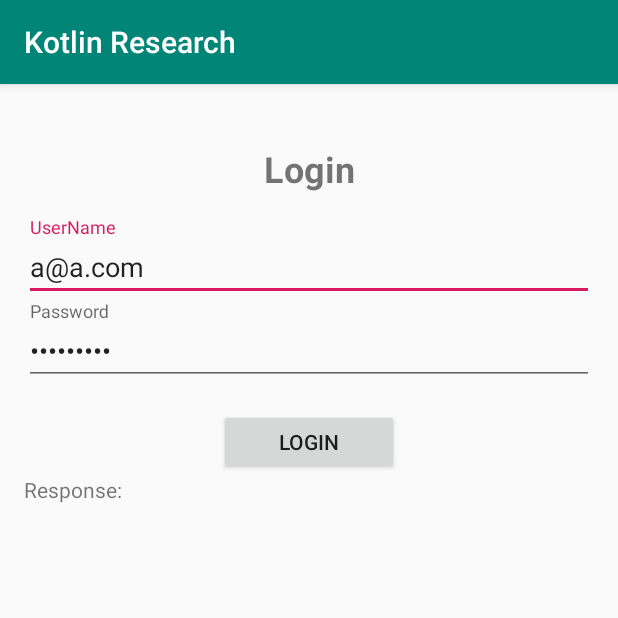
After one commit to vannguyen91/Kotlin_VanNguyen, an Android app: the RequestAPIActivity screen opened directly, with no data from a screen before it, on a phone screen of 412 x 824 dp, the top half of it. The commit adds this screen. Run offline under Robolectric (Android 15) with nearby library versions, the phone set to English and light mode, and no system bars.

Commit message:
request api activity

```diff
--- a/app/build.gradle
+++ b/app/build.gradle
@@ -29,4 +29,6 @@ dependencies {
     implementation 'androidx.core:core-ktx:1.0.2'
     implementation 'androidx.constraintlayout:constraintlayout:1.1.3'
     implementation "androidx.recyclerview:recyclerview:1.1.0"
+
+    implementation 'com.google.android.material:material:1.1.0'
 }
--- a/app/src/main/AndroidManifest.xml
+++ b/app/src/main/AndroidManifest.xml
@@ -9,7 +9,8 @@
         android:roundIcon="@mipmap/ic_launcher_round"
         android:supportsRtl="true"
         android:theme="@style/AppTheme">
-        <activity android:name=".activity.MainActivity"></activity>
+        <activity android:name=".activity.RequestAPIActivity"></activity>
+        <activity android:name=".activity.MainActivity" />
         <activity android:name=".activity.SplashActivity">
             <intent-filter>
                 <action android:name="android.intent.action.MAIN" />
--- /dev/null
+++ b/app/src/main/java/com/van/nguyen/kotlin/activity/RequestAPIActivity.kt
@@ -0,0 +1,13 @@
+package com.van.nguyen.kotlin.activity
+
+import androidx.appcompat.app.AppCompatActivity
+import android.os.Bundle
+import com.van.nguyen.kotlin.R
+
+class RequestAPIActivity : AppCompatActivity() {
+
+    override fun onCreate(savedInstanceState: Bundle?) {
+        super.onCreate(savedInstanceState)
+        setContentView(R.layout.activity_request_api)
+    }
+}
--- /dev/null
+++ b/app/src/main/res/layout/activity_request_api.xml
@@ -0,0 +1,64 @@
+<?xml version="1.0" encoding="utf-8"?>
+<LinearLayout xmlns:android="http://schemas.android.com/apk/res/android"
+    android:layout_width="match_parent"
+    android:layout_height="match_parent"
+    android:orientation="vertical"
+    android:paddingLeft="16dp"
+    android:paddingRight="16dp">
+
+    <TextView
+        android:id="@+id/textView"
+        android:layout_width="match_parent"
+        android:layout_height="wrap_content"
+        android:layout_marginTop="40dp"
+        android:gravity="center_horizontal"
+        android:text="Login"
+        android:textSize="24sp"
+        android:textStyle="bold" />
+
+    <com.google.android.material.textfield.TextInputLayout
+        android:layout_width="match_parent"
+        android:layout_height="wrap_content"
+        android:layout_marginTop="16dp">
+
+        <com.google.android.material.textfield.TextInputEditText
+            android:id="@+id/txtName"
+            android:layout_width="match_parent"
+            android:layout_height="wrap_content"
+            android:hint="UserName"
+            android:text="a@a.com" />
+
+    </com.google.android.material.textfield.TextInputLayout>
+
+    <com.google.android.material.textfield.TextInputLayout
+        android:layout_width="match_parent"
+        android:layout_height="wrap_content">
+
+        <com.google.android.material.textfield.TextInputEditText
+            android:id="@+id/txtPass"
+            android:layout_width="match_parent"
+            android:layout_height="wrap_content"
+            android:hint="Password"
+            android:inputType="textPassword|textCapSentences"
+            android:text="Qwerty123" />
+
+    </com.google.android.material.textfield.TextInputLayout>
+
+    <Button
+        android:id="@+id/btnLogin"
+        android:layout_width="120dp"
+        android:layout_height="44dp"
+        android:layout_gravity="center_horizontal"
+        android:layout_marginTop="16dp"
+        android:text="login" />
+
+    <TextView
+        android:layout_width="match_parent"
+        android:layout_height="wrap_content"
+        android:text="Response:" />
+
+    <TextView
+        android:id="@+id/txtResponse"
+        android:layout_width="match_parent"
+        android:layout_height="match_parent" />
+</LinearLayout>
```
Also changed, not shown: app/src/main/java/com/van/nguyen/kotlin/activity/MainActivity.kt (+19 -2 lines), app/src/main/java/com/van/nguyen/kotlin/adapter/SampleAdapter.kt (+8 -0 lines), app/src/main/java/com/van/nguyen/kotlin/adapter/viewHolder/SampleViewHolder.kt (+11 -0 lines), app/src/main/java/com/van/nguyen/kotlin/constrain/DataLocal.kt (+6 -2 lines), app/src/main/java/com/van/nguyen/kotlin/interfaces/SampleInterface.kt (added, +7 -0 lines), app/src/main/java/com/van/nguyen/kotlin/model/SampleModel.kt (+9 -3 lines).
